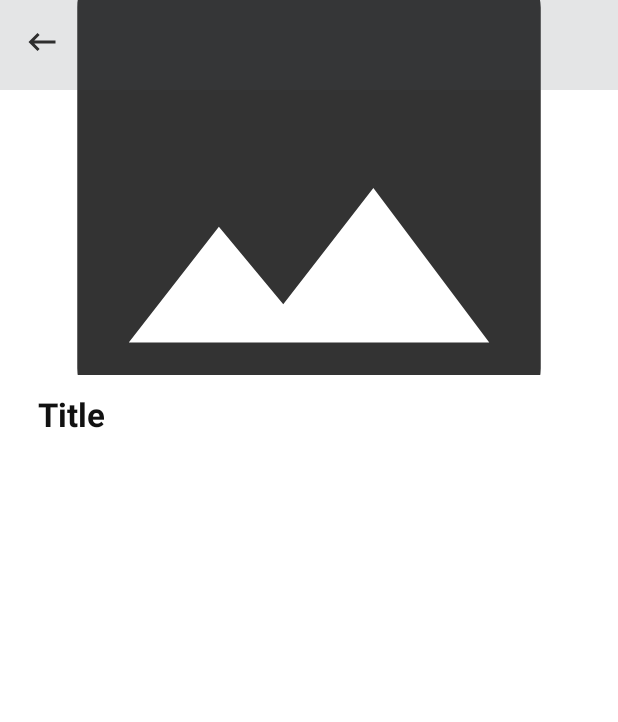
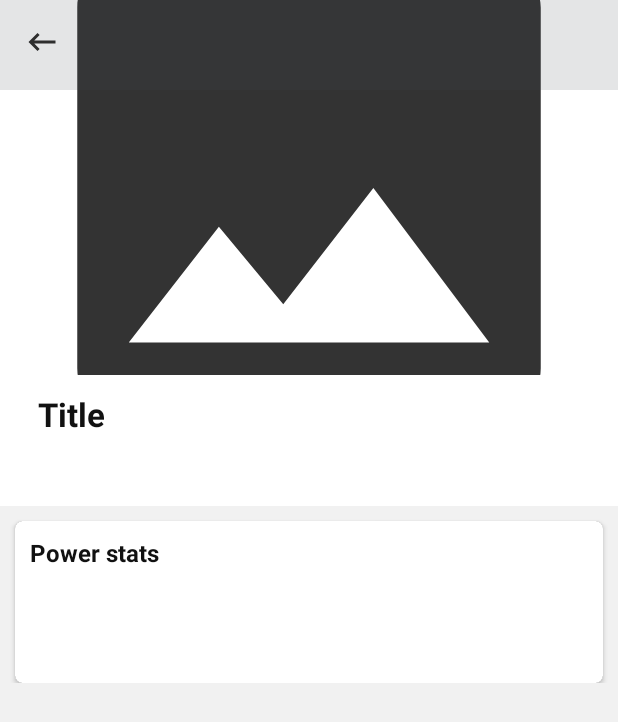
Before and after one commit to Tjx4/SuperHero-App, an Android app: the ViewSuperheroActivity screen opened directly, with no data from a screen before it, on a phone screen of 412 x 824 dp. Shown: the top 722 px of the screen. Run offline under Robolectric (Android 15) with nearby library versions, the phone set to English and light mode, and no system bars; our stand-ins replace data binding.

Commit message:
Added first card

```diff
--- a/app/src/main/res/layout/activity_view_superhero.xml
+++ b/app/src/main/res/layout/activity_view_superhero.xml
@@ -14,7 +14,7 @@
         android:animateLayoutChanges="true"
         android:fitsSystemWindows="true"
         tools:context=".features.superhero.ViewSuperheroActivity"
-        android:background="@color/lightBackground">
+        android:background="@color/greyBackground">
 
         <com.google.android.material.appbar.AppBarLayout
             android:id="@+id/app_bar_layout"
@@ -110,6 +110,98 @@
 
                 </LinearLayout>
 
+                <androidx.cardview.widget.CardView
+                    android:id="@+id/cvP1"
+                    android:layout_width="match_parent"
+                    android:layout_height="wrap_content"
+                    app:cardCornerRadius="5dp"
+                    android:elevation="0dp"
+                    android:layout_margin="@dimen/xsmall_margin"
+                    app:layout_constraintTop_toBottomOf="@+id/llDiscription">
+
+                    <androidx.constraintlayout.widget.ConstraintLayout
+                        android:id="@+id/ccProduct"
+                        android:layout_width="match_parent"
+                        android:layout_height="wrap_content"
+                        android:padding="@dimen/xsmall_margin"
+                        android:background="@color/lightBackground">
+
+                        <TextView
+                            android:id="@+id/tvLocationName"
+                            style="@style/DarkMediumTextView"
+                            android:layout_width="0dp"
+                            android:text="Power stats"
+                            android:textStyle="bold"
+                            android:maxLines="1"
+                            android:gravity="left"
+                            android:layout_marginRight="@dimen/xsmall_margin"
+                            app:layout_constraintTop_toTopOf="parent"
+                            app:layout_constraintRight_toRightOf="parent"
+                            app:layout_constraintLeft_toLeftOf="parent"/>
+
+                        <TextView
+                            style="@style/DarkMediumTextView"
+                            android:id="@+id/tvInteligenceLabel"
+                            android:layout_width="wrap_content"
+                            tools:text="intelligence:"
+                            app:layout_constraintHorizontal_bias="0"
+                            app:layout_constraintLeft_toLeftOf="parent"
+                            app:layout_constraintTop_toBottomOf="@+id/tvLocationName"/>
+
+                        <TextView
+                            style="@style/DarkMediumTextView"
+                            android:id="@+id/tvInteligence"
+                            android:layout_width="wrap_content"
+                            tools:text="intelligence"
+                            android:text="@{viewSuperheroViewModel.superhero.powerstats.intelligence}"
+                            android:layout_marginLeft="@dimen/xsmall_margin"
+                            app:layout_constraintLeft_toRightOf="@+id/tvInteligenceLabel"
+                            app:layout_constraintTop_toTopOf="@+id/tvInteligenceLabel"
+                            app:layout_constraintBottom_toBottomOf="@+id/tvInteligenceLabel"/>
+
+                        <TextView
+                            style="@style/DarkMediumTextView"
+                            android:id="@+id/tvStrengthLabel"
+                            android:layout_width="wrap_content"
+                            tools:text="Strength:"
+                            app:layout_constraintHorizontal_bias="0"
+                            app:layout_constraintLeft_toLeftOf="parent"
+                            app:layout_constraintTop_toBottomOf="@+id/tvInteligenceLabel"/>
+
+                        <TextView
+                            style="@style/DarkMediumTextView"
+                            android:id="@+id/tvStrength"
+                            android:layout_width="wrap_content"
+                            tools:text="Strength"
+                            android:text="@{viewSuperheroViewModel.superhero.powerstats.strength}"
+                            android:layout_marginLeft="@dimen/xsmall_margin"
+                            app:layout_constraintLeft_toRightOf="@+id/tvStrengthLabel"
+                            app:layout_constraintTop_toTopOf="@+id/tvStrengthLabel"
+                            app:layout_constraintBottom_toBottomOf="@+id/tvStrengthLabel"/>
+
+                        <TextView
+                            style="@style/DarkMediumTextView"
+                            android:id="@+id/tvSpeedLabel"
+                            android:layout_width="wrap_content"
+                            tools:text="Speed:"
+                            app:layout_constraintHorizontal_bias="0"
+                            app:layout_constraintLeft_toLeftOf="parent"
+                            app:layout_constraintTop_toBottomOf="@+id/tvStrengthLabel"/>
+
+                        <TextView
+                            style="@style/DarkMediumTextView"
+                            android:id="@+id/tvSpeed"
+                            android:layout_width="wrap_content"
+                            tools:text="Speed"
+                            android:text="@{viewSuperheroViewModel.superhero.powerstats.speed}"
+                            android:layout_marginLeft="@dimen/xsmall_margin"
+                            app:layout_constraintLeft_toRightOf="@+id/tvSpeedLabel"
+                            app:layout_constraintTop_toTopOf="@+id/tvSpeedLabel"
+                            app:layout_constraintBottom_toBottomOf="@+id/tvSpeedLabel"/>
+
+                    </androidx.constraintlayout.widget.ConstraintLayout>
+
+                </androidx.cardview.widget.CardView>
 
             </androidx.constraintlayout.widget.ConstraintLayout>
 
--- a/app/src/main/res/layout/hero_layout.xml
+++ b/app/src/main/res/layout/hero_layout.xml
@@ -35,8 +35,8 @@
 
     <ImageButton
         android:id="@+id/imgbAddToFavourites"
-        android:layout_width="40dp"
-        android:layout_height="40dp"
+        android:layout_width="30dp"
+        android:layout_height="30dp"
         android:background="@android:color/transparent"
         android:src="@drawable/ic_add_dark"
         android:scaleType="centerCrop"
```
